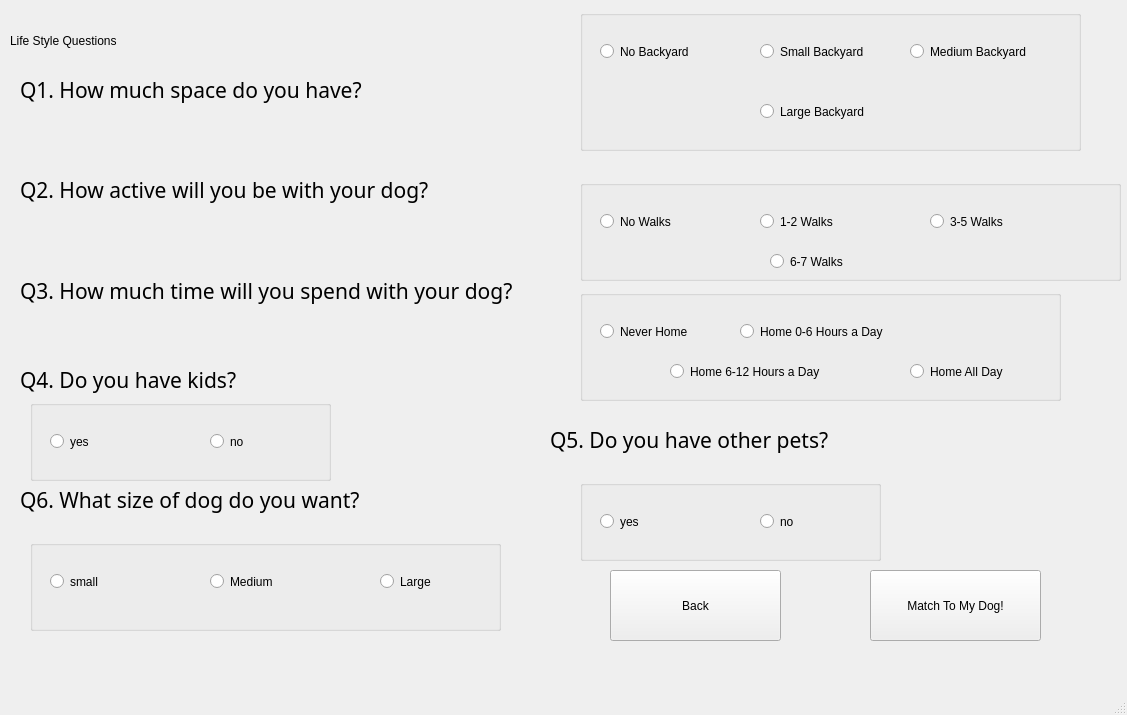
The window that dogadoptionapplication/mainwindow.ui (ethanmeyer/dogadoptionapp) describes before a commit, drawn with Qt 5.
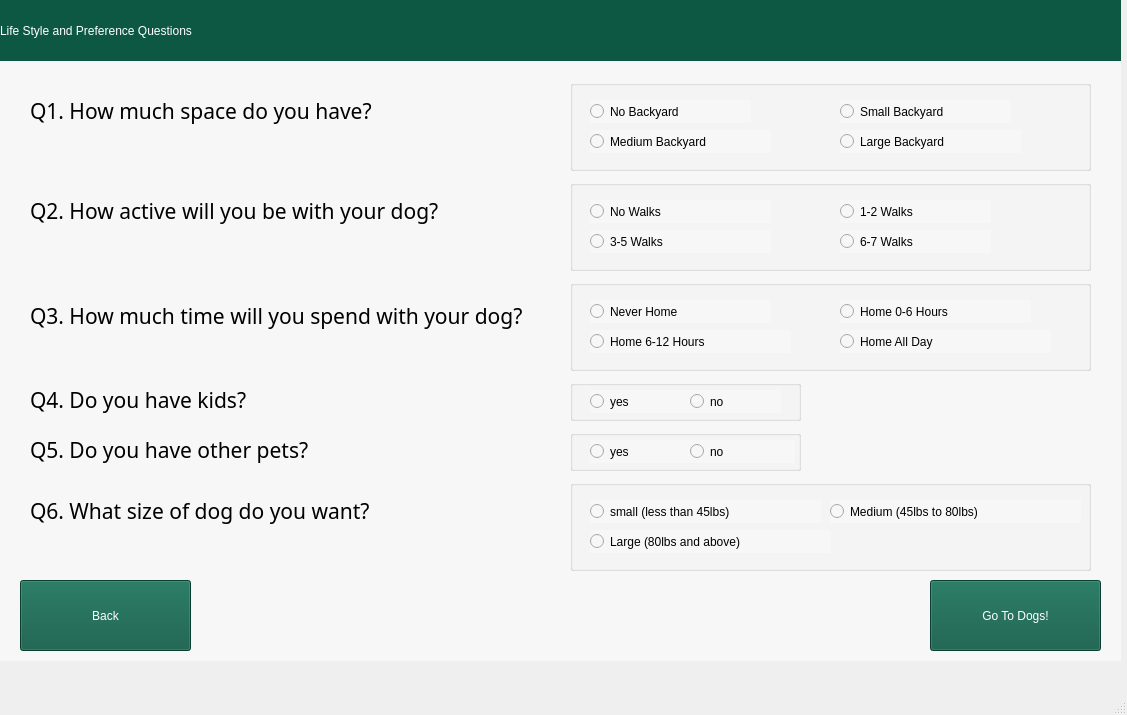
The same window after the commit. The open tabs and pages were chosen to show the change.

Commit message:
Prelim UI design
Start of implementation of new UI design

Diff of the .ui file:
```diff
--- a/dogadoptionapplication/mainwindow.ui
+++ b/dogadoptionapplication/mainwindow.ui
@@ -23,6 +23,10 @@
       <height>661</height>
      </rect>
     </property>
+    <property name="styleSheet">
+     <string notr="true">
+background-color: rgb(247, 247, 247);</string>
+    </property>
     <property name="currentIndex">
      <number>3</number>
     </property>
@@ -61,26 +65,13 @@
      </widget>
     </widget>
     <widget class="QWidget" name="lifestylePage">
-     <widget class="QLabel" name="lifeStyleQLabel">
-      <property name="geometry">
-       <rect>
-        <x>10</x>
-        <y>10</y>
-        <width>161</width>
-        <height>61</height>
-       </rect>
-      </property>
-      <property name="text">
-       <string>Life Style Questions</string>
-      </property>
-     </widget>
      <widget class="QLabel" name="question1Label">
       <property name="geometry">
        <rect>
-        <x>20</x>
-        <y>70</y>
-        <width>491</width>
-        <height>40</height>
+        <x>30</x>
+        <y>90</y>
+        <width>511</width>
+        <height>41</height>
        </rect>
       </property>
       <property name="font">
@@ -92,14 +83,17 @@
       <property name="text">
        <string>Q1. How much space do you have?</string>
       </property>
+      <property name="wordWrap">
+       <bool>true</bool>
+      </property>
      </widget>
      <widget class="QGroupBox" name="question1GroupBox">
       <property name="geometry">
        <rect>
-        <x>580</x>
-        <y>10</y>
-        <width>501</width>
-        <height>141</height>
+        <x>570</x>
+        <y>80</y>
+        <width>521</width>
+        <height>91</height>
        </rect>
       </property>
       <property name="title">
@@ -109,11 +103,14 @@
        <property name="geometry">
         <rect>
          <x>20</x>
-         <y>30</y>
-         <width>105</width>
+         <y>20</y>
+         <width>161</width>
          <height>23</height>
         </rect>
        </property>
+       <property name="styleSheet">
+        <string notr="true">font: 10pt &quot;Verdana&quot;;</string>
+       </property>
        <property name="text">
         <string>No Backyard</string>
        </property>
@@ -121,12 +118,15 @@
       <widget class="QRadioButton" name="smallBackyardRadioButton">
        <property name="geometry">
         <rect>
-         <x>180</x>
-         <y>30</y>
-         <width>131</width>
+         <x>270</x>
+         <y>20</y>
+         <width>171</width>
          <height>23</height>
         </rect>
        </property>
+       <property name="styleSheet">
+        <string notr="true">font: 10pt &quot;Verdana&quot;;</string>
+       </property>
        <property name="text">
         <string>Small Backyard</string>
        </property>
@@ -134,12 +134,15 @@
       <widget class="QRadioButton" name="largeBackyardRadioButton">
        <property name="geometry">
         <rect>
-         <x>180</x>
-         <y>90</y>
-         <width>121</width>
+         <x>270</x>
+         <y>50</y>
+         <width>181</width>
          <height>23</height>
         </rect>
        </property>
+       <property name="styleSheet">
+        <string notr="true">font: 10pt &quot;Verdana&quot;;</string>
+       </property>
        <property name="text">
         <string>Large Backyard</string>
        </property>
@@ -147,12 +150,15 @@
       <widget class="QRadioButton" name="mediumBackyardRadioButton">
        <property name="geometry">
         <rect>
-         <x>330</x>
-         <y>30</y>
-         <width>141</width>
+         <x>20</x>
+         <y>50</y>
+         <width>181</width>
          <height>23</height>
         </rect>
        </property>
+       <property name="styleSheet">
+        <string notr="true">font: 10pt &quot;Verdana&quot;;</string>
+       </property>
        <property name="text">
         <string>Medium Backyard</string>
        </property>
@@ -161,10 +167,10 @@
      <widget class="QLabel" name="question2Label">
       <property name="geometry">
        <rect>
-        <x>20</x>
-        <y>170</y>
-        <width>561</width>
-        <height>40</height>
+        <x>30</x>
+        <y>180</y>
+        <width>521</width>
+        <height>61</height>
        </rect>
       </property>
       <property name="font">
@@ -176,14 +182,17 @@
       <property name="text">
        <string>Q2. How active will you be with your dog?</string>
       </property>
+      <property name="wordWrap">
+       <bool>true</bool>
+      </property>
      </widget>
      <widget class="QGroupBox" name="question2GroupBox">
       <property name="geometry">
        <rect>
-        <x>580</x>
+        <x>570</x>
         <y>180</y>
-        <width>541</width>
-        <height>101</height>
+        <width>521</width>
+        <height>91</height>
        </rect>
       </property>
       <property name="title">
@@ -193,11 +202,14 @@
        <property name="geometry">
         <rect>
          <x>20</x>
-         <y>30</y>
-         <width>105</width>
+         <y>20</y>
+         <width>181</width>
          <height>23</height>
         </rect>
        </property>
+       <property name="styleSheet">
+        <string notr="true">font: 10pt &quot;Verdana&quot;;</string>
+       </property>
        <property name="text">
         <string>No Walks</string>
        </property>
@@ -205,12 +217,15 @@
       <widget class="QRadioButton" name="oneToTwoWalksRadioButton">
        <property name="geometry">
         <rect>
-         <x>180</x>
-         <y>30</y>
-         <width>105</width>
+         <x>270</x>
+         <y>20</y>
+         <width>151</width>
          <height>23</height>
         </rect>
        </property>
+       <property name="styleSheet">
+        <string notr="true">font: 10pt &quot;Verdana&quot;;</string>
+       </property>
        <property name="text">
         <string>1-2 Walks</string>
        </property>
@@ -218,12 +233,15 @@
       <widget class="QRadioButton" name="threeToFiveWalksRadioButton">
        <property name="geometry">
         <rect>
-         <x>350</x>
-         <y>30</y>
-         <width>105</width>
+         <x>20</x>
+         <y>50</y>
+         <width>181</width>
          <height>23</height>
         </rect>
        </property>
+       <property name="styleSheet">
+        <string notr="true">font: 10pt &quot;Verdana&quot;;</string>
+       </property>
        <property name="text">
         <string>3-5 Walks</string>
        </property>
@@ -231,12 +249,15 @@
       <widget class="QRadioButton" name="sixToSevenWalksRadioButton">
        <property name="geometry">
         <rect>
-         <x>190</x>
-         <y>70</y>
-         <width>105</width>
+         <x>270</x>
+         <y>50</y>
+         <width>151</width>
          <height>23</height>
         </rect>
        </property>
+       <property name="styleSheet">
+        <string notr="true">font: 10pt &quot;Verdana&quot;;</string>
+       </property>
        <property name="text">
         <string>6-7 Walks</string>
        </property>
@@ -245,10 +266,10 @@
      <widget class="QLabel" name="question3Label">
       <property name="geometry">
        <rect>
-        <x>20</x>
-        <y>270</y>
-        <width>671</width>
-        <height>41</height>
+        <x>30</x>
+        <y>280</y>
+        <width>531</width>
+        <height>71</height>
        </rect>
       </property>
       <property name="font">
@@ -260,14 +281,17 @@
       <property name="text">
        <string>Q3. How much time will you spend with your dog?</string>
       </property>
+      <property name="wordWrap">
+       <bool>true</bool>
+      </property>
      </widget>
      <widget class="QGroupBox" name="question3GroupBox">
       <property name="geometry">
        <rect>
-        <x>580</x>
-        <y>290</y>
-        <width>481</width>
-        <height>111</height>
+        <x>570</x>
+        <y>280</y>
+        <width>521</width>
+        <height>91</height>
        </rect>
       </property>
       <property name="title">
@@ -277,11 +301,14 @@
        <property name="geometry">
         <rect>
          <x>20</x>
-         <y>30</y>
-         <width>105</width>
+         <y>20</y>
+         <width>181</width>
          <height>23</height>
         </rect>
        </property>
+       <property name="styleSheet">
+        <string notr="true">font: 10pt &quot;Verdana&quot;;</string>
+       </property>
        <property name="text">
         <string>Never Home</string>
        </property>
@@ -289,38 +316,47 @@
       <widget class="QRadioButton" name="zeroToSixHoursADayRadioButton">
        <property name="geometry">
         <rect>
-         <x>160</x>
-         <y>30</y>
+         <x>270</x>
+         <y>20</y>
          <width>191</width>
          <height>23</height>
         </rect>
        </property>
+       <property name="styleSheet">
+        <string notr="true">font: 10pt &quot;Verdana&quot;;</string>
+       </property>
        <property name="text">
-        <string>Home 0-6 Hours a Day</string>
+        <string>Home 0-6 Hours</string>
        </property>
       </widget>
       <widget class="QRadioButton" name="sixToTwelveHoursADayRadioButton">
        <property name="geometry">
         <rect>
-         <x>90</x>
-         <y>70</y>
+         <x>20</x>
+         <y>50</y>
          <width>201</width>
          <height>23</height>
         </rect>
        </property>
+       <property name="styleSheet">
+        <string notr="true">font: 10pt &quot;Verdana&quot;;</string>
+       </property>
        <property name="text">
-        <string>Home 6-12 Hours a Day</string>
+        <string>Home 6-12 Hours</string>
        </property>
       </widget>
       <widget class="QRadioButton" name="homeAllDayRadioButton">
        <property name="geometry">
         <rect>
-         <x>330</x>
-         <y>70</y>
-         <width>121</width>
+         <x>270</x>
+         <y>50</y>
+         <width>211</width>
          <height>23</height>
         </rect>
        </property>
+       <property name="styleSheet">
+        <string notr="true">font: 10pt &quot;Verdana&quot;;</string>
+       </property>
        <property name="text">
         <string>Home All Day</string>
        </property>
@@ -329,8 +365,8 @@
      <widget class="QLabel" name="question4Label">
       <property name="geometry">
        <rect>
-        <x>20</x>
-        <y>360</y>
+        <x>30</x>
+        <y>380</y>
         <width>341</width>
         <height>40</height>
        </rect>
@@ -348,10 +384,10 @@
      <widget class="QGroupBox" name="question4GroupBox">
       <property name="geometry">
        <rect>
-        <x>30</x>
-        <y>400</y>
-        <width>301</width>
-        <height>81</height>
+        <x>570</x>
+        <y>380</y>
+        <width>231</width>
+        <height>41</height>
        </rect>
       </property>
       <property name="title">
@@ -361,11 +397,14 @@
        <property name="geometry">
         <rect>
          <x>20</x>
-         <y>30</y>
+         <y>10</y>
          <width>105</width>
          <height>23</height>
         </rect>
        </property>
+       <property name="styleSheet">
+        <string notr="true">font: 10pt &quot;Verdana&quot;;</string>
+       </property>
        <property name="text">
         <string>yes </string>
        </property>
@@ -373,12 +412,15 @@
       <widget class="QRadioButton" name="noKidsRadioButton">
        <property name="geometry">
         <rect>
-         <x>180</x>
-         <y>30</y>
-         <width>105</width>
+         <x>120</x>
+         <y>10</y>
+         <width>91</width>
          <height>23</height>
         </rect>
        </property>
+       <property name="styleSheet">
+        <string notr="true">font: 10pt &quot;Verdana&quot;;</string>
+       </property>
        <property name="text">
         <string>no</string>
        </property>
@@ -387,8 +429,8 @@
      <widget class="QLabel" name="question5Label">
       <property name="geometry">
        <rect>
-        <x>550</x>
-        <y>420</y>
+        <x>30</x>
+        <y>430</y>
         <width>411</width>
         <height>40</height>
        </rect>
@@ -406,10 +448,10 @@
      <widget class="QGroupBox" name="question5GroupBox">
       <property name="geometry">
        <rect>
-        <x>580</x>
-        <y>480</y>
-        <width>301</width>
-        <height>81</height>
+        <x>570</x>
+        <y>430</y>
+        <width>231</width>
+        <height>41</height>
        </rect>
       </property>
       <property name="title">
@@ -419,11 +461,14 @@
        <property name="geometry">
         <rect>
          <x>20</x>
-         <y>30</y>
+         <y>10</y>
          <width>105</width>
          <height>23</height>
         </rect>
        </property>
+       <property name="styleSheet">
+        <string notr="true">font: 10pt &quot;Verdana&quot;;</string>
+       </property>
        <property name="text">
         <string>yes</string>
        </property>
@@ -431,50 +476,45 @@
       <widget class="QRadioButton" name="noPetsRadioButton">
        <property name="geometry">
         <rect>
-         <x>180</x>
-         <y>30</y>
+         <x>120</x>
+         <y>10</y>
          <width>105</width>
          <height>23</height>
         </rect>
        </property>
+       <property name="styleSheet">
+        <string notr="true">font: 10pt &quot;Verdana&quot;;</string>
+       </property>
        <property name="text">
         <string>no</string>
        </property>
       </widget>
      </widget>
-     <widget class="QPushButton" name="page2BackButton">
-      <property name="geometry">
-       <rect>
-        <x>610</x>
-        <y>570</y>
-        <width>171</width>
-        <height>71</height>
-       </rect>
-      </property>
-      <property name="text">
-       <string>Back</string>
-      </property>
-     </widget>
      <widget class="QPushButton" name="page2NextButton">
       <property name="geometry">
        <rect>
-        <x>870</x>
-        <y>570</y>
+        <x>930</x>
+        <y>580</y>
         <width>171</width>
         <height>71</height>
        </rect>
       </property>
+      <property name="styleSheet">
+       <string notr="true">background-color: rgb(12, 88, 67);
+font: 12pt &quot;Verdana&quot;;
+color: rgb(255, 255, 255);</string>
+      </property>
       <property name="text">
-       <string>Match To My Dog!</string>
+       <string>Go To Dogs!</string>
       </property>
      </widget>
      <widget class="QLabel" name="question6Label_2">
       <property name="geometry">
        <rect>
-        <x>20</x>
-        <y>480</y>
-        <width>471</width>
-        <height>40</height>
+        <x>30</x>
+        <y>490</y>
+        <width>531</width>
+        <height>41</height>
        </rect>
       </property>
       <property name="font">
@@ -486,13 +526,16 @@
       <property name="text">
        <string>Q6. What size of dog do you want?</string>
       </property>
+      <property name="wordWrap">
+       <bool>true</bool>
+      </property>
      </widget>
      <widget class="QGroupBox" name="question6GroupBox">
       <property name="geometry">
        <rect>
-        <x>30</x>
-        <y>540</y>
-        <width>471</width>
+        <x>570</x>
+        <y>480</y>
+        <width>521</width>
         <height>91</height>
        </rect>
       </property>
@@ -503,42 +546,87 @@
        <property name="geometry">
         <rect>
          <x>20</x>
-         <y>30</y>
-         <width>105</width>
+         <y>20</y>
+         <width>231</width>
          <height>23</height>
         </rect>
        </property>
+       <property name="styleSheet">
+        <string notr="true">font: 10pt &quot;Verdana&quot;;</string>
+       </property>
        <property name="text">
-        <string>small</string>
+        <string>small (less than 45lbs)</string>
        </property>
       </widget>
       <widget class="QRadioButton" name="MediumDogRadioButton">
        <property name="geometry">
         <rect>
-         <x>180</x>
-         <y>30</y>
-         <width>105</width>
+         <x>260</x>
+         <y>20</y>
+         <width>251</width>
          <height>23</height>
         </rect>
        </property>
+       <property name="styleSheet">
+        <string notr="true">font: 10pt &quot;Verdana&quot;;</string>
+       </property>
        <property name="text">
-        <string>Medium</string>
+        <string>Medium (45lbs to 80lbs) </string>
        </property>
       </widget>
       <widget class="QRadioButton" name="largeDogRadioButton">
        <property name="geometry">
         <rect>
-         <x>350</x>
-         <y>30</y>
-         <width>105</width>
+         <x>20</x>
+         <y>50</y>
+         <width>241</width>
          <height>23</height>
         </rect>
        </property>
+       <property name="styleSheet">
+        <string notr="true">font: 10pt &quot;Verdana&quot;;</string>
+       </property>
        <property name="text">
-        <string>Large</string>
+        <string>Large (80lbs and above)</string>
        </property>
       </widget>
      </widget>
+     <widget class="QLabel" name="questionsPageHeader">
+      <property name="geometry">
+       <rect>
+        <x>0</x>
+        <y>0</y>
+        <width>1141</width>
+        <height>61</height>
+       </rect>
+      </property>
+      <property name="styleSheet">
+       <string notr="true">background-color: rgb(12, 88, 67);
+font: 75 16pt &quot;Verdana&quot;;
+color: rgb(255, 255, 255);</string>
+      </property>
+      <property name="text">
+       <string>Life Style and Preference Questions </string>
+      </property>
+     </widget>
+     <widget class="QPushButton" name="page2BackButton">
+      <property name="geometry">
+       <rect>
+        <x>20</x>
+        <y>580</y>
+        <width>171</width>
+        <height>71</height>
+       </rect>
+      </property>
+      <property name="styleSheet">
+       <string notr="true">background-color: rgb(12, 88, 67);
+font: 12pt &quot;Verdana&quot;;
+color: rgb(255, 255, 255);</string>
+      </property>
+      <property name="text">
+       <string>Back</string>
+      </property>
+     </widget>
     </widget>
     <widget class="QWidget" name="dogPrefPage"/>
     <widget class="QWidget" name="adoptableDogsPage">
```
Left out of the diff: 199 changed lines with no effect on the pictures.
